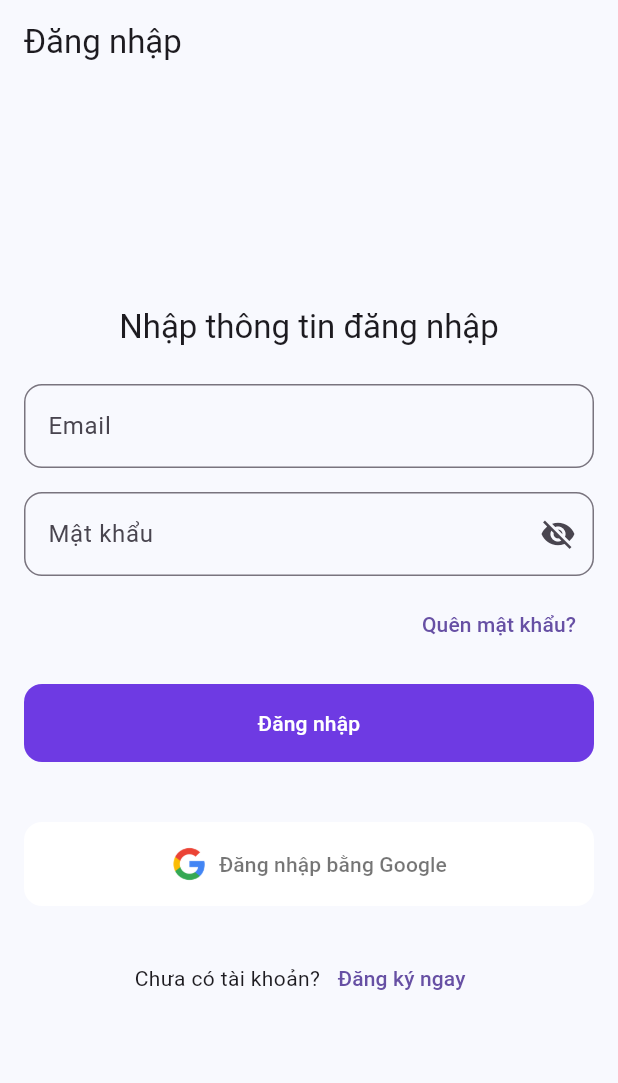
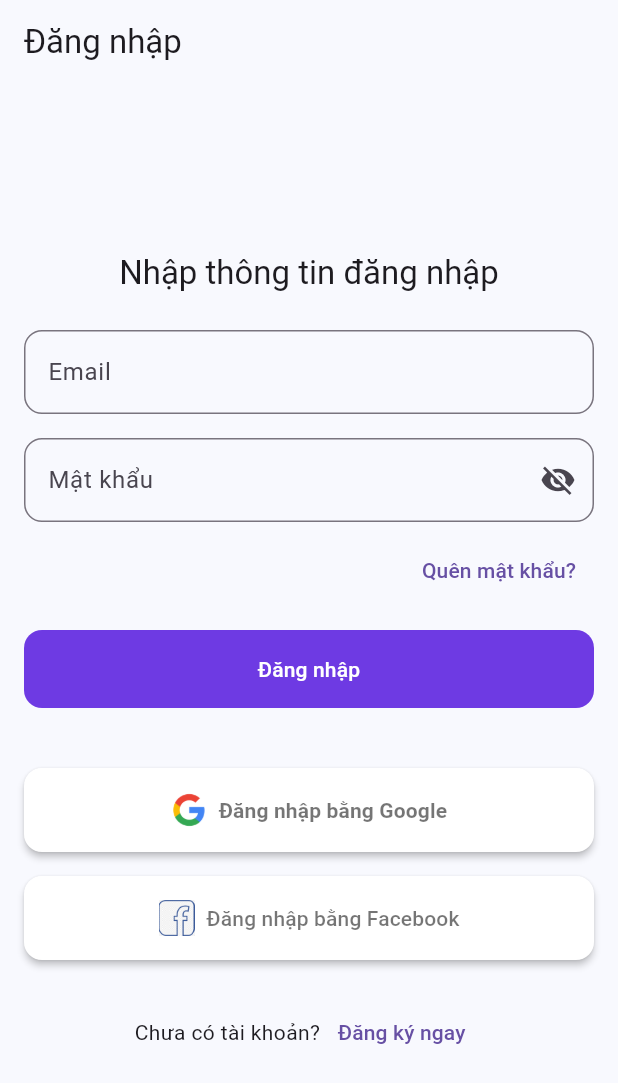
Before and after one commit to Khac-Hai/PTTKPM25_ClassN06_Nhom-8, a Flutter app: the screen it shows after launch, on a phone screen of 412 x 824 dp. Shown: the top 1083 px of the screen. Run offline on Flutter 3.47's test engine with Material 3 defaults, Android fonts, the phone set to English and light mode, and no system bars; our stand-ins replace cloud_firestore, device_preview, firebase_auth, firebase_core, fl_chart, google_sign_in; missing offline and left inert: flutter_facebook_auth; accounts and stored records are empty; Roboto replaces fonts that are missing (SF Pro Display).

Commit message:
Cập nhật chức năng đăng nhập và sửa cấu hình build

```diff
--- /dev/null
+++ b/lib/auth/facebook_signin.dart
@@ -0,0 +1,78 @@
+import 'package:flutter/material.dart';
+import 'package:firebase_auth/firebase_auth.dart';
+import 'package:flutter_facebook_auth/flutter_facebook_auth.dart';
+import '../screens/main_screen.dart';
+
+class FacebookSignInButton extends StatelessWidget {
+  const FacebookSignInButton({super.key});
+
+  Future<void> signInWithFacebook(BuildContext context) async {
+    try {
+      // 1️⃣ Đăng nhập bằng Facebook SDK
+      final LoginResult result = await FacebookAuth.instance.login();
+
+      // Kiểm tra xem widget còn mounted không
+      if (!context.mounted) return;
+
+      if (result.status == LoginStatus.success) {
+        // 2️⃣ Lấy access token từ Facebook
+        final AccessToken accessToken = result.accessToken!;
+
+        // 3️⃣ Tạo credential để đăng nhập Firebase (sửa ở đây)
+        final facebookAuthCredential =
+            FacebookAuthProvider.credential(accessToken.tokenString);
+
+        // 4️⃣ Đăng nhập vào Firebase bằng credential
+        await FirebaseAuth.instance
+            .signInWithCredential(facebookAuthCredential);
+
+        // Kiểm tra lại mounted trước khi điều hướng
+        if (!context.mounted) return;
+
+        // 5️⃣ Điều hướng sang MainScreen
+        Navigator.pushReplacement(
+          context,
+          MaterialPageRoute(builder: (context) => const MainScreen()),
+        );
+      } else if (result.status == LoginStatus.cancelled) {
+        ScaffoldMessenger.of(context).showSnackBar(
+          const SnackBar(content: Text("Bạn đã huỷ đăng nhập Facebook.")),
+        );
+      } else {
+        ScaffoldMessenger.of(context).showSnackBar(
+          SnackBar(content: Text("Lỗi đăng nhập Facebook: ${result.message}")),
+        );
+      }
+    } catch (e) {
+      // Xử lý lỗi tổng quát
+      debugPrint("Đăng nhập Facebook thất bại: $e");
+
+      if (!context.mounted) return;
+      ScaffoldMessenger.of(context).showSnackBar(
+        SnackBar(content: Text("Đăng nhập Facebook thất bại: $e")),
+      );
+    }
+  }
+
+  @override
+  Widget build(BuildContext context) {
+    return ElevatedButton.icon(
+      onPressed: () => signInWithFacebook(context),
+      icon: Image.asset(
+        'assets/icons/facebook-icon.png',
+        height: 24,
+        width: 24,
+      ),
+      label: const Text("Đăng nhập bằng Facebook"),
+      style: ElevatedButton.styleFrom(
+        minimumSize: const Size(double.infinity, 50),
+        backgroundColor: Colors.white,
+        foregroundColor: Colors.black54,
+        elevation: 2,
+        shape: RoundedRectangleBorder(
+          borderRadius: BorderRadius.circular(12),
+        ),
+      ),
+    );
+  }
+}
--- a/lib/auth/google_signin.dart
+++ b/lib/auth/google_signin.dart
@@ -1,33 +1,68 @@
 import 'package:flutter/material.dart';
 import 'package:firebase_auth/firebase_auth.dart';
+import 'package:google_sign_in/google_sign_in.dart';
+import '../screens/main_screen.dart';
 
 class GoogleSignInButton extends StatelessWidget {
   const GoogleSignInButton({super.key});
 
-  Future<void> signInWithGoogle() async {
+  Future<void> signInWithGoogle(BuildContext context) async {
     try {
-      GoogleAuthProvider googleProvider = GoogleAuthProvider();
-      await FirebaseAuth.instance.signInWithPopup(googleProvider);
-    } on FirebaseAuthException catch (e) {
-      debugPrint("Google sign-in failed: ${e.message}");
+      // 1️⃣ Hiển thị hộp chọn tài khoản Google
+      final GoogleSignInAccount? googleUser = await GoogleSignIn().signIn();
+
+      if (googleUser == null) {
+        // Người dùng hủy đăng nhập
+        return;
+      }
+
+      // 2️⃣ Lấy thông tin xác thực từ Google
+      final GoogleSignInAuthentication googleAuth =
+          await googleUser.authentication;
+
+      // 3️⃣ Tạo credential để đăng nhập Firebase
+      final credential = GoogleAuthProvider.credential(
+        accessToken: googleAuth.accessToken,
+        idToken: googleAuth.idToken,
+      );
+
+      // 4️⃣ Đăng nhập vào Firebase
+      await FirebaseAuth.instance.signInWithCredential(credential);
+
+      // 5️⃣ Chuyển đến màn hình chính
+      Navigator.pushReplacement(
+        context,
+        MaterialPageRoute(builder: (context) => const MainScreen()),
+      );
+    } catch (e) {
+      debugPrint("Lỗi đăng nhập Google: $e");
+      ScaffoldMessenger.of(context).showSnackBar(
+        SnackBar(content: Text("Đăng nhập Google thất bại: $e")),
+      );
     }
   }
 
   @override
   Widget build(BuildContext context) {
     return ElevatedButton.icon(
-      onPressed: signInWithGoogle,
+      onPressed: () => signInWithGoogle(context),
       icon: Image.asset(
-        'assets/icons/google-icon.png', // Đảm bảo hình ảnh này có trong thư mục assets và khai báo trong pubspec.yaml
+        'assets/icons/google-icon.png', // Đảm bảo icon có trong thư mục assets
         height: 24,
         width: 24,
       ),
-      label: const Text("Đăng nhập bằng Google"),
+      label: const Text(
+        "Đăng nhập bằng Google",
+        style: TextStyle(fontWeight: FontWeight.w600),
+      ),
       style: ElevatedButton.styleFrom(
         minimumSize: const Size(double.infinity, 50),
         backgroundColor: Colors.white,
         foregroundColor: Colors.black54,
-        shape: RoundedRectangleBorder(borderRadius: BorderRadius.circular(12)),
+        elevation: 2,
+        shape: RoundedRectangleBorder(
+          borderRadius: BorderRadius.circular(12),
+        ),
       ),
     );
   }
--- a/lib/auth/login_screen.dart
+++ b/lib/auth/login_screen.dart
@@ -2,6 +2,7 @@
 import 'package:flutter/material.dart';
 import 'package:quan_ly_chi_tieu/auth/forgot_password.dart';
 import 'package:quan_ly_chi_tieu/auth/google_signin.dart';
+import 'package:quan_ly_chi_tieu/auth/facebook_signin.dart';
 import 'package:quan_ly_chi_tieu/auth/registration.dart';
 import '../screens/main_screen.dart';
 
@@ -35,10 +36,10 @@
       );
       User? user = credential.user;
       if (user != null) {
-        await user.reload(); // Cập nhật lại thông tin user
+        await user.reload(); // cập nhật lại thông tin user
         user = FirebaseAuth.instance.currentUser;
         if (user != null && !user.emailVerified) {
-          // Email chưa xác nhận
+          // email chưa xác nhận
           setState(() {
             _errorMessage =
                 "Tài khoản của bạn chưa được xác nhận. Vui lòng xác nhận email.";
@@ -88,6 +89,8 @@
                 style: Theme.of(context).textTheme.titleLarge,
               ),
               const SizedBox(height: 24),
+
+              // 🔹 Email
               TextField(
                 controller: _emailController,
                 decoration: InputDecoration(
@@ -100,6 +103,8 @@
                 textInputAction: TextInputAction.next,
               ),
               const SizedBox(height: 16),
+
+              // 🔹 Mật khẩu
               TextField(
                 controller: _passwordController,
                 decoration: InputDecoration(
@@ -126,6 +131,7 @@
                 onSubmitted: (_) => _loginWithEmail(),
               ),
               const SizedBox(height: 8),
+
               Align(
                 alignment: Alignment.centerRight,
                 child: TextButton(
@@ -134,6 +140,8 @@
                 ),
               ),
               const SizedBox(height: 16),
+
+              // 🔹 Nút đăng nhập
               _isLoading
                   ? const CircularProgressIndicator()
                   : ElevatedButton(
@@ -146,16 +154,30 @@
                       ),
                       child: const Text("Đăng nhập"),
                     ),
+
               const SizedBox(height: 16),
+
+              // 🔹 Hiển thị lỗi
               if (_errorMessage != null)
                 Text(
                   _errorMessage!,
                   style: const TextStyle(color: Colors.red),
                   textAlign: TextAlign.center,
                 ),
+
               const SizedBox(height: 24),
+
+              // 🔹 Đăng nhập bằng Google
               const GoogleSignInButton(),
+
+              const SizedBox(height: 16),
+
+              // 🔹 Đăng nhập bằng Facebook
+              const FacebookSignInButton(),
+
               const SizedBox(height: 24),
+
+              // 🔹 Liên kết đăng ký
               Row(
                 mainAxisAlignment: MainAxisAlignment.center,
                 children: [
--- a/lib/screens/profile_screen.dart
+++ b/lib/screens/profile_screen.dart
@@ -1,5 +1,6 @@
 import 'package:flutter/material.dart';
 import 'package:firebase_auth/firebase_auth.dart';
+import 'package:quan_ly_chi_tieu/auth/login_screen.dart';
 
 class ProfileScreen extends StatelessWidget {
   const ProfileScreen({super.key});
@@ -56,9 +57,10 @@
                   await FirebaseAuth.instance.signOut();
                   // Sau khi đăng xuất, điều hướng đến màn hình đăng nhập.
                   // Nếu bạn đã định nghĩa route '/login', sử dụng:
-                  Navigator.of(context).pushReplacementNamed('/login');
+                  //Navigator.of(context).pushReplacementNamed('/login');
                   // Hoặc thay thế bằng:
-                  // Navigator.pushReplacement(context, MaterialPageRoute(builder: (context) => LoginScreen()));
+                  Navigator.pushReplacement(context,
+                      MaterialPageRoute(builder: (context) => LoginScreen()));
                 },
               ),
             ],
--- a/pubspec.yaml
+++ b/pubspec.yaml
@@ -17,6 +17,7 @@
   google_sign_in: ^6.3.0
   shared_preferences: ^2.5.2
   cupertino_icons: ^1.0.8
+  flutter_facebook_auth: ^7.1.2
 
 dev_dependencies:
   flutter_test:
@@ -27,4 +28,4 @@
   uses-material-design: true
   assets:
     - assets/icons/google-icon.png
-    - assets/icons/facebook-icon.jpg
+    - assets/icons/facebook-icon.png
```
Also changed, not shown: assets/icons/facebook-icon.jpg (deleted), assets/icons/facebook-icon.png (added), pubspec.lock, 3 other files.
